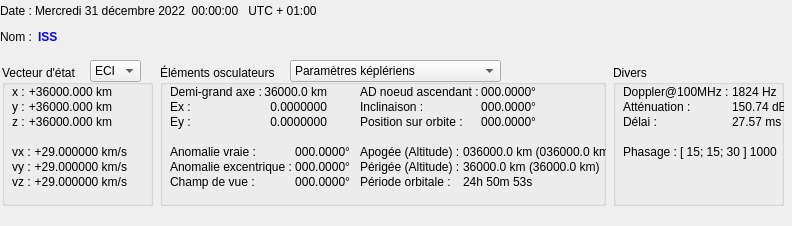
mconsidine/previsat_archive, file src/interface/onglets/osculateurs/osculateurs.ui: the form before one commit.
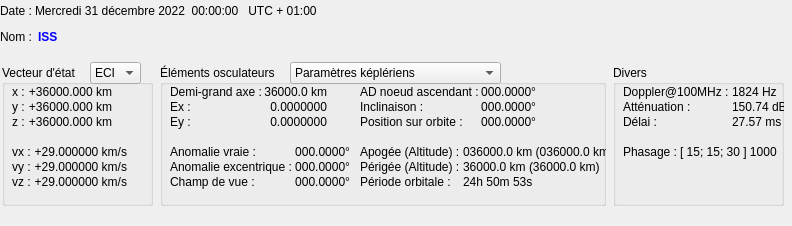
The form after the commit.

What changed in the file:
```diff
--- a/src/interface/onglets/osculateurs/osculateurs.ui
+++ b/src/interface/onglets/osculateurs/osculateurs.ui
@@ -480,7 +480,7 @@
    <property name="geometry">
     <rect>
      <x>90</x>
-     <y>60</y>
+     <y>62</y>
      <width>51</width>
      <height>22</height>
     </rect>
@@ -512,7 +512,7 @@
    <property name="geometry">
     <rect>
      <x>290</x>
-     <y>60</y>
+     <y>62</y>
      <width>211</width>
      <height>22</height>
     </rect>
```
Left out of the diff: 2 changed lines with no effect on the pictures.
